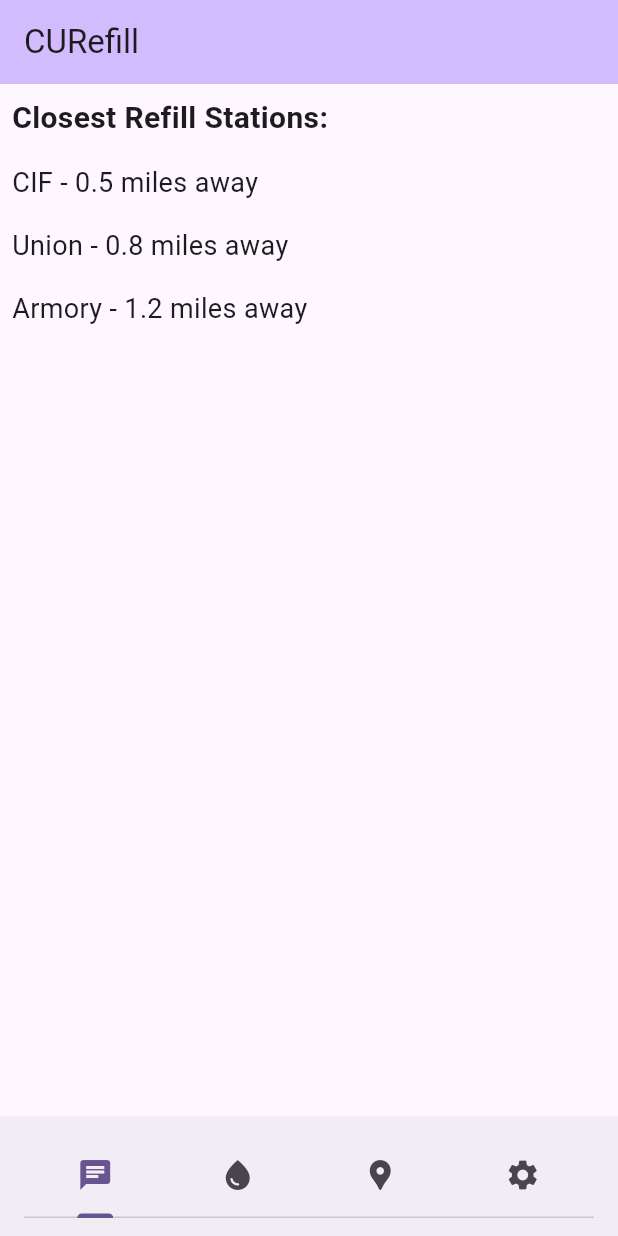
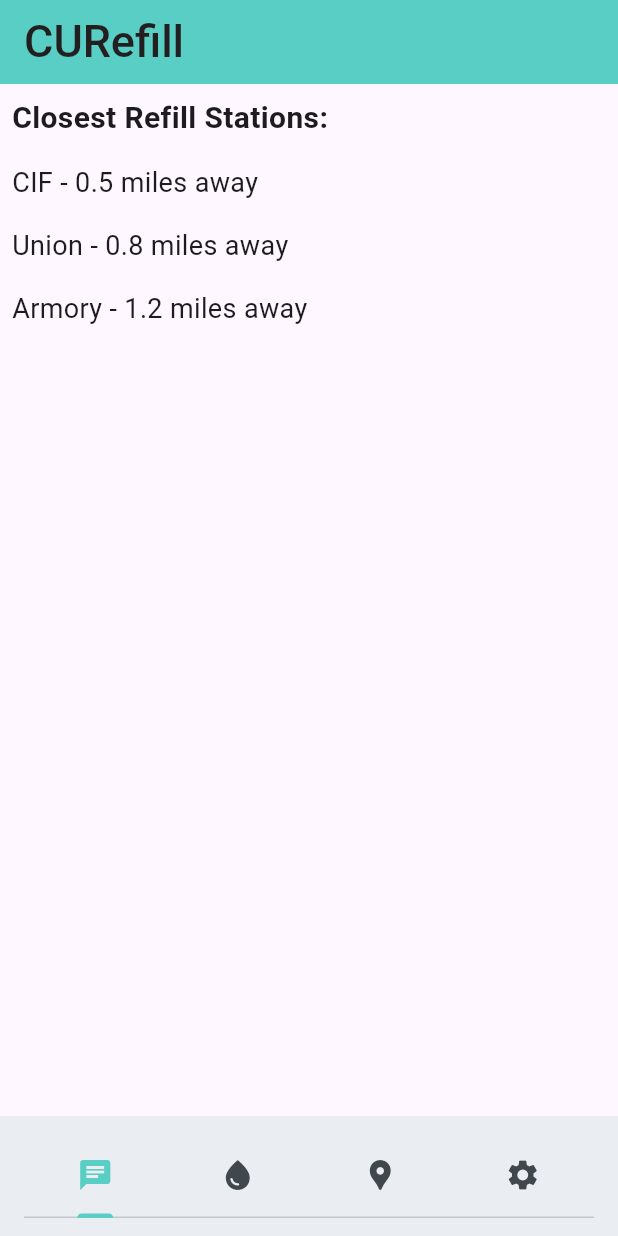
Before and after one commit to fdczk/curefill, a Flutter app: the screen it shows after launch, on a phone screen of 412 x 824 dp. Run offline on Flutter 3.47's test engine with Material 3 defaults, Android fonts, the phone set to English and light mode, and no system bars; our stand-ins replace google_maps_flutter.

Commit message:
created & added qrbutton asset, fixed most of the color scheme, changed text sizes

```diff
--- a/curefill_flutter_application_1/lib/main.dart
+++ b/curefill_flutter_application_1/lib/main.dart
@@ -15,6 +15,9 @@ class MyApp extends StatefulWidget {
 class _MyAppState extends State<MyApp> {
   // Track the theme mode (light/dark)
   bool _isDarkMode = false;
+  int refillsCounted = 0;
+  int refillsLeft = 25;
+
 
   // Method to toggle between light and dark mode
   void _toggleTheme() {
@@ -27,14 +30,26 @@ class _MyAppState extends State<MyApp> {
   @override
   Widget build(BuildContext context) {
     return MaterialApp(
+      debugShowCheckedModeBanner: false, // removes debug banner
       title: 'Flutter Demo',
       theme: _isDarkMode
-          ? ThemeData.dark().copyWith(
-              colorScheme: ColorScheme.fromSeed(seedColor: Colors.deepPurple),
+          ? ThemeData
+          .dark().copyWith(
+              colorScheme: ColorScheme.fromSeed (seedColor: const Color.fromRGBO(35, 31, 32, 1)).copyWith(
+                  primary: Color.fromRGBO(102, 70, 177, 1),
+                  secondary:  Color.fromRGBO(58, 28, 129, 0.5), // darker text for buttons
+                  surface: Color.fromRGBO(89, 206, 196, 1), // accent
+                  tertiary: Color.fromRGBO(246,246,248,1) // text
+                ),
               useMaterial3: true,
             )
           : ThemeData.light().copyWith(
-              colorScheme: ColorScheme.fromSeed(seedColor: Colors.deepPurple),
+              colorScheme: ColorScheme.fromSeed(seedColor: Color.fromRGBO(246,246,248,100)).copyWith(
+                  primary: Color.fromRGBO(89, 206, 196, 1),
+                  secondary: Color.fromRGBO(24, 75, 129, 0.5), // darker text for buttons
+                  surface: Color.fromRGBO(254, 127, 45, 1), // accent
+                  tertiary: Color.fromRGBO(35, 31, 32, 1) // text
+                ),
               useMaterial3: true,
             ),
       home: MyHomePage(
@@ -43,6 +58,8 @@ class _MyAppState extends State<MyApp> {
       ),
     );
   }
+
+
 }
 
 class MyHomePage extends StatefulWidget {
@@ -87,8 +104,9 @@ class _MyHomePageState extends State<MyHomePage> {
         length: 4,
         child: Scaffold(
           appBar: AppBar(
-            backgroundColor: Theme.of(context).colorScheme.inversePrimary,
-            title: const Text("CURefill"),
+            backgroundColor: Theme.of(context).colorScheme.primary,
+            title: Text("CURefill",
+              style:TextStyle(color: Theme.of(context).colorScheme.tertiary, fontSize: 30, fontWeight: FontWeight.w500)),
           ),
           bottomNavigationBar: const BottomAppBar(
             child: TabBar(
@@ -139,7 +157,30 @@ class _MyHomePageState extends State<MyHomePage> {
                   ),
                 ],
               ),
-              const Icon(Icons.water_drop), // temporary fillers for each tab's body
+              Scaffold(
+                body: Row(
+                  mainAxisAlignment: MainAxisAlignment.center,
+                  crossAxisAlignment: CrossAxisAlignment.center,
+                  children: [
+                    Column(
+                      children: [
+                        const Spacer(flex: 1),
+                        const Text (
+                          "REFILL(S) TO GO",
+                          style: TextStyle(fontSize: 22, fontWeight: FontWeight.w500)
+                        ),
+                        const Spacer(flex: 2),
+                      ],
+                    ),
+                    // IconButton(
+                    //   icon: Image.asset('curefill_flutter_application_1/assets/qrbutton_black.png.png'),
+                    //   iconSize: 50,
+                    //   onPressed: () {},
+                    // )
+                  ],
+                )
+              ),
+              // const Icon(Icons.water_drop), // temporary fillers for each tab's body
               Scaffold(
                 body: gmaps.GoogleMap(
                   onMapCreated: _onMapCreated,
```
Also changed, not shown: curefill_flutter_application_1/pubspec.yaml (+10 -1 lines), curefill_flutter_application_1/assets/Montserrat-Italic-VariableFont_wght.ttf (added), curefill_flutter_application_1/assets/Montserrat-VariableFont_wght.ttf (added), curefill_flutter_application_1/assets/qrbutton_black.png (added), curefill_flutter_application_1/assets/qrbutton_blue.png (added), curefill_flutter_application_1/assets/qrbutton_purple.png (added), curefill_flutter_application_1/assets/qrbutton_white.png (added), 9 other files.
